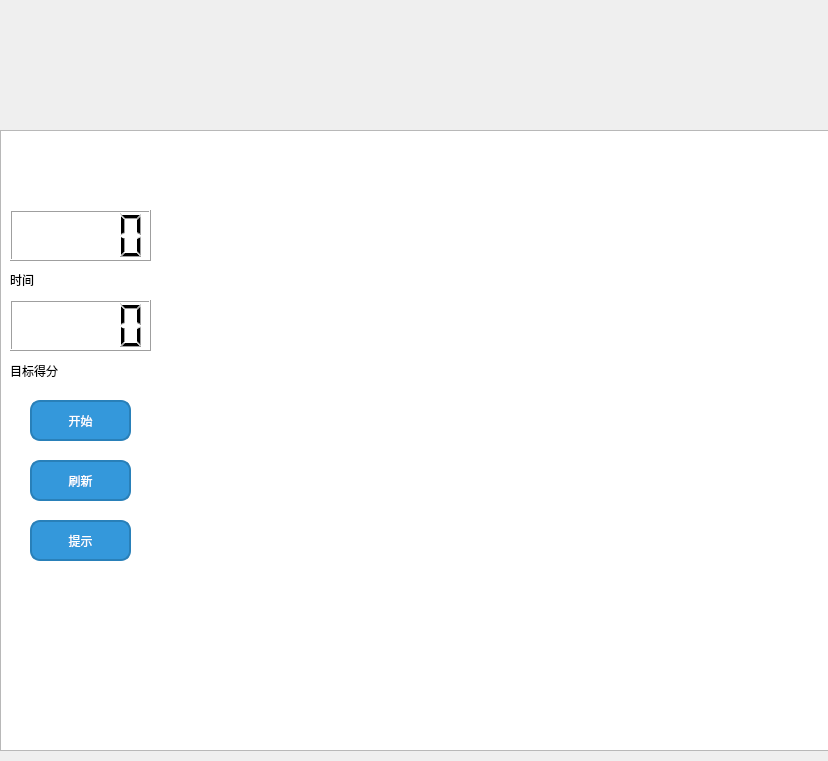
Old version of the form Bejeweled_Client/play.ui in the repository XXXXXTTTTT/Bejeweled-teamwork.
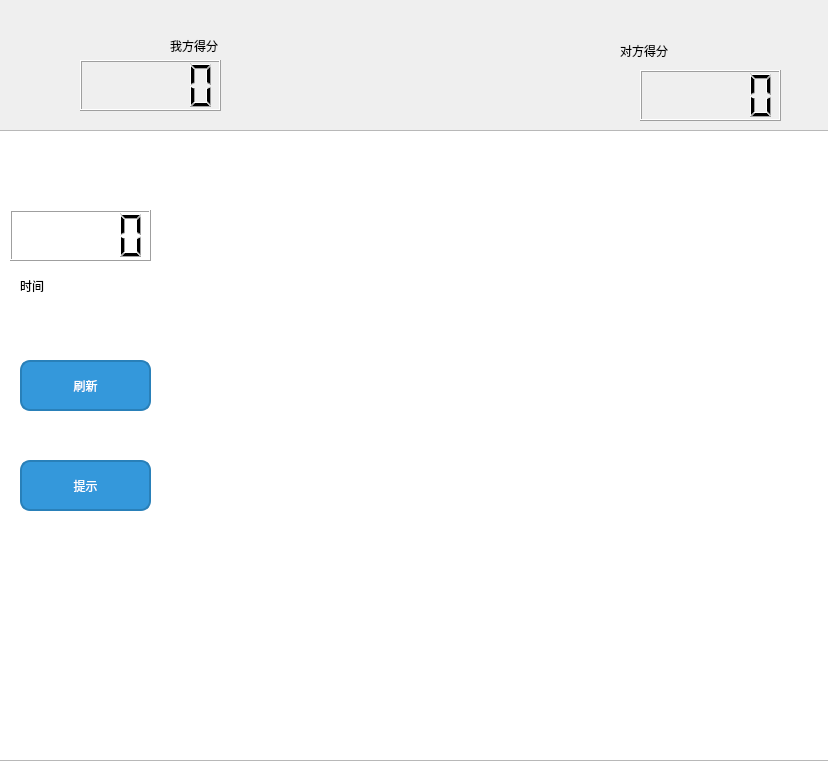
New version of the form. Icons and pictures are not drawn.

The edit to the form file:
```diff
--- a/Bejeweled_Client/play.ui
+++ b/Bejeweled_Client/play.ui
@@ -16,10 +16,10 @@
   <widget class="QGraphicsView" name="graphicsView">
    <property name="geometry">
     <rect>
-     <x>0</x>
+     <x>-10</x>
      <y>130</y>
-     <width>831</width>
-     <height>621</height>
+     <width>841</width>
+     <height>631</height>
     </rect>
    </property>
    <property name="styleSheet">
@@ -54,36 +54,23 @@
   <widget class="QLabel" name="label_2">
    <property name="geometry">
     <rect>
-     <x>10</x>
+     <x>20</x>
      <y>270</y>
-     <width>51</width>
-     <height>20</height>
+     <width>71</width>
+     <height>31</height>
     </rect>
    </property>
    <property name="text">
     <string>时间</string>
    </property>
   </widget>
-  <widget class="QLabel" name="label_3">
-   <property name="geometry">
-    <rect>
-     <x>10</x>
-     <y>360</y>
-     <width>51</width>
-     <height>21</height>
-    </rect>
-   </property>
-   <property name="text">
-    <string>目标得分</string>
-   </property>
-  </widget>
   <widget class="QPushButton" name="pushButton">
    <property name="geometry">
     <rect>
-     <x>30</x>
-     <y>460</y>
-     <width>101</width>
-     <height>41</height>
+     <x>20</x>
+     <y>360</y>
+     <width>131</width>
+     <height>51</height>
     </rect>
    </property>
    <property name="styleSheet">
@@ -106,42 +93,13 @@
     <string>刷新</string>
    </property>
   </widget>
-  <widget class="QPushButton" name="start">
-   <property name="geometry">
-    <rect>
-     <x>30</x>
-     <y>400</y>
-     <width>101</width>
-     <height>41</height>
-    </rect>
-   </property>
-   <property name="styleSheet">
-    <string notr="true">QPushButton {
-    background-color: #3498db;    /* 按钮背景色 */
-    color: white;                /* 字体颜色 */
-    border-radius: 10px;         /* 圆角 */
-    border: 2px solid #2980b9;   /* 边框 */
-    padding: 5px;                /* 内边距 */
-}
-QPushButton:hover {
-    background-color: #2980b9;   /* 鼠标悬停时背景色 */
-}
-QPushButton:pressed {
-    background-color: #1c5986;   /* 按下时背景色 */
-}
-</string>
-   </property>
-   <property name="text">
-    <string>开始</string>
-   </property>
-  </widget>
   <widget class="QPushButton" name="hint">
    <property name="geometry">
     <rect>
-     <x>30</x>
-     <y>520</y>
-     <width>101</width>
-     <height>41</height>
+     <x>20</x>
+     <y>460</y>
+     <width>131</width>
+     <height>51</height>
     </rect>
    </property>
    <property name="styleSheet">
@@ -168,22 +126,58 @@
    <property name="geometry">
     <rect>
      <x>10</x>
-     <y>300</y>
-     <width>141</width>
-     <height>51</height>
-    </rect>
-   </property>
-  </widget>
-  <widget class="QLCDNumber" name="ziji">
-   <property name="geometry">
-    <rect>
-     <x>10</x>
      <y>210</y>
      <width>141</width>
      <height>51</height>
     </rect>
    </property>
   </widget>
+  <widget class="QLCDNumber" name="ziji">
+   <property name="geometry">
+    <rect>
+     <x>80</x>
+     <y>60</y>
+     <width>141</width>
+     <height>51</height>
+    </rect>
+   </property>
+  </widget>
+  <widget class="QLCDNumber" name="lcdNumber_2">
+   <property name="geometry">
+    <rect>
+     <x>640</x>
+     <y>70</y>
+     <width>141</width>
+     <height>51</height>
+    </rect>
+   </property>
+  </widget>
+  <widget class="QLabel" name="label_3">
+   <property name="geometry">
+    <rect>
+     <x>170</x>
+     <y>30</y>
+     <width>91</width>
+     <height>31</height>
+    </rect>
+   </property>
+   <property name="text">
+    <string>我方得分</string>
+   </property>
+  </widget>
+  <widget class="QLabel" name="label_4">
+   <property name="geometry">
+    <rect>
+     <x>620</x>
+     <y>40</y>
+     <width>61</width>
+     <height>21</height>
+    </rect>
+   </property>
+   <property name="text">
+    <string>对方得分</string>
+   </property>
+  </widget>
  </widget>
  <resources/>
  <connections/>
```
Left out of the diff: 8 changed lines with no effect on the pictures.
